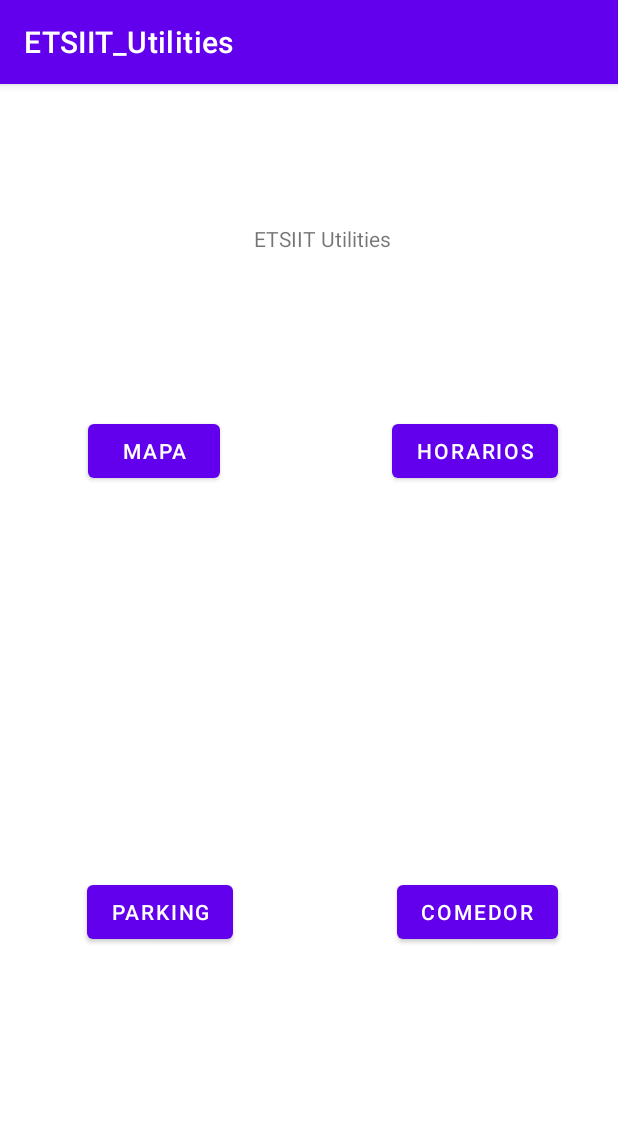
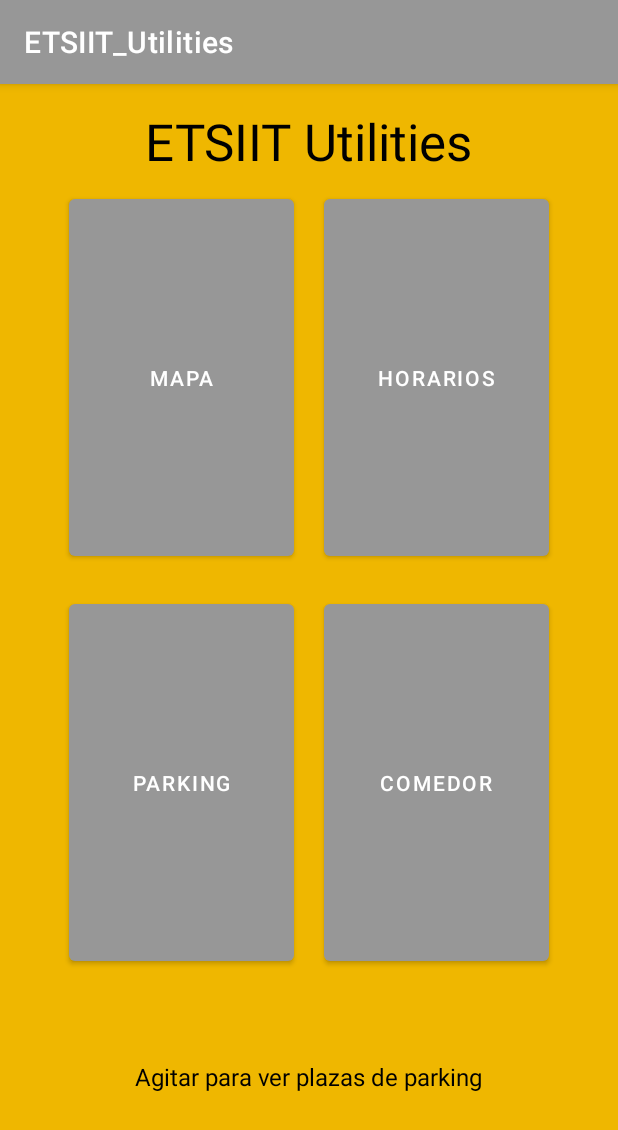
Before and after one commit to arkanto99/ETSIIT_Utilities, an Android app: the screen it shows after launch (MainActivity), on a phone screen of 412 x 824 dp. Shown: the top 1130 px of the screen. Run offline under Robolectric (Android 15) with nearby library versions, the phone set to English and light mode, and no system bars.

Commit message:
Modificado layout de Main y colores

```diff
--- a/app/src/main/res/layout/activity_main.xml
+++ b/app/src/main/res/layout/activity_main.xml
@@ -4,68 +4,101 @@
     xmlns:tools="http://schemas.android.com/tools"
     android:layout_width="match_parent"
     android:layout_height="match_parent"
-    tools:context=".MainActivity">
+    tools:context=".MainActivity"
+    android:background="@color/yellow">
+
+    <LinearLayout
+        android:layout_width="match_parent"
+        android:layout_height="match_parent"
+        android:orientation="vertical"
+        android:layout_marginTop="15dp">
 
         <TextView
             android:layout_width="wrap_content"
             android:layout_height="wrap_content"
+            android:layout_gravity="center_horizontal"
             android:text="ETSIIT Utilities"
+            android:textSize="34sp"
             app:layout_constraintBottom_toBottomOf="parent"
             app:layout_constraintHorizontal_bias="0.528"
             app:layout_constraintLeft_toLeftOf="parent"
             app:layout_constraintRight_toRightOf="parent"
             app:layout_constraintTop_toTopOf="parent"
-        app:layout_constraintVertical_bias="0.125" />
+            app:layout_constraintVertical_bias="0.125"
+            android:textColor="@color/design_default_color_on_secondary"/>
+
+        <TableLayout
+            android:layout_width="match_parent"
+            android:layout_height="wrap_content"
+            android:layout_marginBottom="50dp">
+
+            <TableRow
+                android:gravity="center_horizontal">
 
                 <Button
                     android:id="@+id/button"
                     android:layout_width="wrap_content"
                     android:layout_height="wrap_content"
-        android:layout_marginTop="152dp"
+                    android:layout_margin="10dp"
+                    android:width="150dp"
+                    android:height="250dp"
                     android:onClick="goMap"
-        android:text="Mapa"
-        app:layout_constraintBottom_toTopOf="@+id/button3"
-        app:layout_constraintEnd_toStartOf="@+id/button2"
-        app:layout_constraintHorizontal_bias="0.337"
-        app:layout_constraintStart_toStartOf="parent"
-        app:layout_constraintTop_toTopOf="parent"
-        app:layout_constraintVertical_bias="0.209" />
+                    android:text="Mapa" />
+
 
                 <Button
                     android:id="@+id/button2"
                     android:layout_width="wrap_content"
                     android:layout_height="wrap_content"
-        android:layout_marginTop="152dp"
-        android:layout_marginEnd="40dp"
+                    android:width="150dp"
+                    android:height="250dp"
                     android:onClick="goHorarios"
                     android:text="Horarios"
-        app:layout_constraintBottom_toTopOf="@+id/button4"
-        app:layout_constraintEnd_toEndOf="parent"
-        app:layout_constraintTop_toTopOf="parent"
-        app:layout_constraintVertical_bias="0.21" />
+                    android:layout_margin="10dp"/>
+
+            </TableRow>
+
+            <TableRow
+                android:gravity="center_horizontal">
 
                 <Button
                     android:id="@+id/button3"
                     android:layout_width="wrap_content"
                     android:layout_height="wrap_content"
-        android:layout_marginStart="56dp"
-        android:layout_marginBottom="192dp"
+                    android:width="150dp"
+                    android:height="250dp"
                     android:onClick="goParking"
                     android:text="Parking"
-        app:layout_constraintBottom_toBottomOf="parent"
-        app:layout_constraintEnd_toStartOf="@+id/button4"
-        app:layout_constraintHorizontal_bias="0.018"
-        app:layout_constraintStart_toStartOf="parent" />
+                    android:layout_margin="10dp"/>
 
                 <Button
                     android:id="@+id/button4"
                     android:layout_width="wrap_content"
                     android:layout_height="wrap_content"
-        android:layout_marginEnd="40dp"
-        android:layout_marginBottom="192dp"
+                    android:width="150dp"
+                    android:height="250dp"
                     android:onClick="goComedor"
                     android:text="Comedor"
+                    android:layout_margin="10dp"/>
+
+            </TableRow>
+        </TableLayout>
+
+        <TextView
+            android:layout_width="wrap_content"
+            android:layout_height="wrap_content"
+            android:layout_gravity="center_horizontal"
+            android:text="@string/agitar"
+            android:textSize="16sp"
             app:layout_constraintBottom_toBottomOf="parent"
-        app:layout_constraintEnd_toEndOf="parent" />
+            app:layout_constraintHorizontal_bias="0.528"
+            app:layout_constraintLeft_toLeftOf="parent"
+            app:layout_constraintRight_toRightOf="parent"
+            app:layout_constraintTop_toTopOf="parent"
+            app:layout_constraintVertical_bias="0.125"
+            android:textColor="@color/design_default_color_on_secondary"/>
+    </LinearLayout>
+
+
 
 </androidx.constraintlayout.widget.ConstraintLayout>
--- a/app/src/main/res/values/colors.xml
+++ b/app/src/main/res/values/colors.xml
@@ -7,4 +7,6 @@
     <color name="teal_700">#FF018786</color>
     <color name="black">#FF000000</color>
     <color name="white">#FFFFFFFF</color>
+    <color name="grey">#979797</color>
+    <color name="yellow">#EFB700</color>
 </resources>
--- a/app/src/main/res/values/strings.xml
+++ b/app/src/main/res/values/strings.xml
@@ -2,4 +2,5 @@
     <string name="app_name">ETSIIT_Utilities</string>
     <string name="texto_detectado"></string>
     <string name="instrucciones_parking">Dibuje con el dedo y en mayuscula la inicial del parking deseado</string>
+    <string name="agitar">Agitar para ver plazas de parking</string>
 </resources>
--- a/app/src/main/res/values/themes.xml
+++ b/app/src/main/res/values/themes.xml
@@ -2,7 +2,7 @@
     <!-- Base application theme. -->
     <style name="Theme.ETSIIT_Utilities" parent="Theme.MaterialComponents.DayNight.DarkActionBar">
         <!-- Primary brand color. -->
-        <item name="colorPrimary">@color/purple_500</item>
+        <item name="colorPrimary">@color/grey</item>
         <item name="colorPrimaryVariant">@color/purple_700</item>
         <item name="colorOnPrimary">@color/white</item>
         <!-- Secondary brand color. -->
```
Lines whose indentation alone changed are shown as unchanged.
